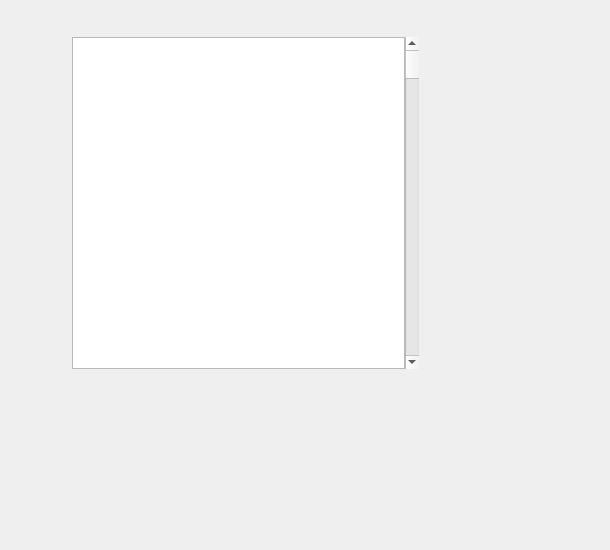
KimYubin/SolTranslator, file src/Widgets/PopupTranslateWidget.ui: the form before one commit.
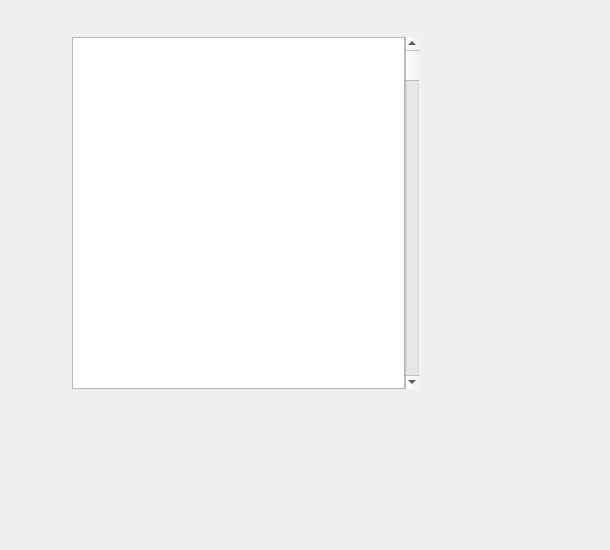
The form after the commit. Custom widgets are drawn as their Qt base class.

Commit message:
[추가] 팝업 번역 복사 버튼 추가. keep 아이콘 미표기 해결
1. 팝업 번역 복사 버튼 추가

2. 미표기 아이콘 문제 해결
 - icon을 상대경로로 찾고 있었음. qss 경로로 찾도록 변경함

```diff
--- a/src/Widgets/PopupTranslateWidget.ui
+++ b/src/Widgets/PopupTranslateWidget.ui
@@ -90,7 +90,7 @@
           <number>20</number>
          </property>
          <property name="bottomMargin">
-          <number>20</number>
+          <number>0</number>
          </property>
          <item>
           <widget class="MenuTextBrowser" name="resultText">
```
The commit also changes 4 other files.
